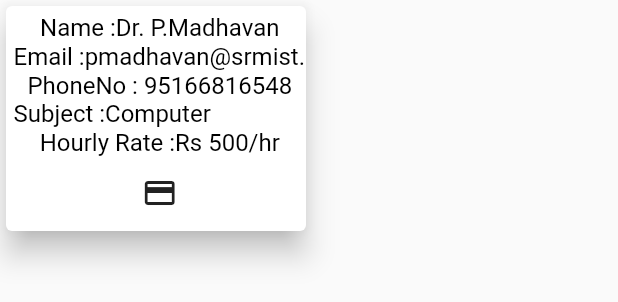
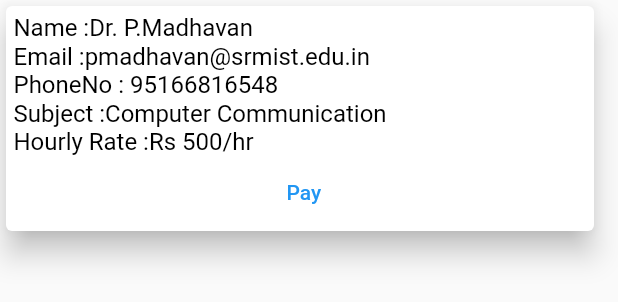
Before and after one commit to Soham-2411/ScholarAid, a Flutter app: the TutorCards widget shown alone on an empty page, opened directly, on a phone screen of 412 x 824 dp. Shown: the top 302 px of the screen. Run offline on Flutter 3.47's test engine with Material 2 defaults, Android fonts, the phone set to English and light mode, and no system bars; our stand-ins replace circular_countdown_timer, cloud_firestore, firebase_auth, firebase_core, firebase_storage, fl_chart and 10 more; missing offline and left inert: all_sensors, fab_circular_menu, model_viewer; accounts and stored records are empty.

Commit message:
ListUI change

```diff
--- a/lib/Pages/ChatPage.dart
+++ b/lib/Pages/ChatPage.dart
@@ -83,7 +83,7 @@
                 // }
                 print(tutorCards);
                 return Container(
-                  width: 200,
+                  width: MediaQuery.of(context).size.width-20,
                   height: MediaQuery.of(context).size.height,
                   child: Column(
                     children: [
@@ -121,31 +121,44 @@
         elevation: 8,
         child: Container(
           height: 150,
-          width: 200,
+          width: MediaQuery.of(context).size.width-20,
           padding: EdgeInsets.only(left: 5, top: 5),
 
+            child: Align(
+              alignment: Alignment.centerLeft,
               child: Column(
+                mainAxisAlignment: MainAxisAlignment.start,
                 children: [
-                Flexible(
+                  Align(
+                    alignment: Alignment.centerLeft,
                     child: Text('Name :'+widget.name,
                         style: TextStyle(color: Colors.black, fontSize: 16)),
                   ),
-                Flexible(child: Text('Email :'+widget.email,
-                    style: TextStyle(color: Colors.black, fontSize: 16))),
-                Flexible(
+                  Align(
+                    alignment: Alignment.centerLeft,
+                    child: Text('Email :'+widget.email,
+                        style: TextStyle(color: Colors.black, fontSize: 16)),
+                  ),
+                  Align(
+                    alignment: Alignment.centerLeft,
                     child: Text('PhoneNo : '+widget.phoneno,
                         style: TextStyle(color: Colors.black, fontSize: 16)),
                   ),
 
-                Flexible(child: Text('Subject :'+widget.subject,
-                    style: TextStyle(color: Colors.black, fontSize: 16))),
-                Flexible(
+                  Align(
+                    alignment: Alignment.centerLeft,
+                    child: Text('Subject :'+widget.subject,
+                        style: TextStyle(color: Colors.black, fontSize: 16)),
+                  ),
+                  Align(
+                    alignment: Alignment.centerLeft,
                     child: Text('Hourly Rate :'+widget.hourlyrate,
                         style: TextStyle(color: Colors.black, fontSize: 16)),
                   ),
-                IconButton(icon: Icon(Icons.payment), onPressed: (){})
+                  TextButton(onPressed: (){}, child: Text('Pay'))
 
                 ],
+              ),
             ),
 
         ));
--- a/lib/Pages/Navbar.dart
+++ b/lib/Pages/Navbar.dart
@@ -8,6 +8,7 @@
 import 'package:scholar_aid/Pages/Profile.dart';
 
 import 'AR.dart';
+import 'ChatPage.dart';
 
 class NavBar extends StatefulWidget {
   @override
```
Lines whose indentation alone changed are shown as unchanged.
